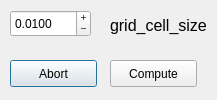
Before: the Qt Designer form src/gui/voxel_grid_dialog.ui in SimpleTree/simpleTree, drawn with Qt 5.
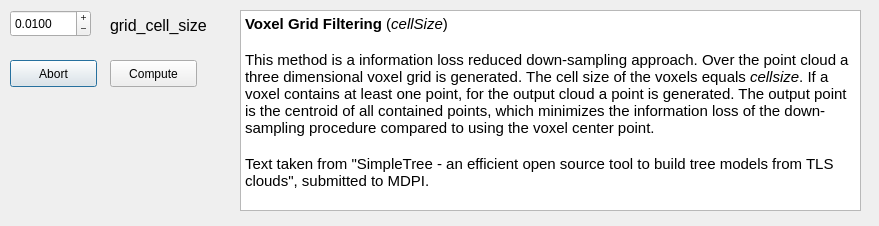
After: the same form once the commit is applied.

```diff
--- a/src/gui/voxel_grid_dialog.ui
+++ b/src/gui/voxel_grid_dialog.ui
@@ -6,8 +6,8 @@
    <rect>
     <x>0</x>
     <y>0</y>
-    <width>217</width>
-    <height>100</height>
+    <width>879</width>
+    <height>226</height>
    </rect>
   </property>
   <property name="windowTitle">
@@ -88,6 +88,27 @@
     <set>Qt::AlignLeading|Qt::AlignLeft|Qt::AlignVCenter</set>
    </property>
   </widget>
+  <widget class="QTextBrowser" name="textBrowser">
+   <property name="geometry">
+    <rect>
+     <x>240</x>
+     <y>10</y>
+     <width>621</width>
+     <height>201</height>
+    </rect>
+   </property>
+   <property name="html">
+    <string>&lt;!DOCTYPE HTML PUBLIC &quot;-//W3C//DTD HTML 4.0//EN&quot; &quot;http://www.w3.org/TR/REC-html40/strict.dtd&quot;&gt;
+&lt;html&gt;&lt;head&gt;&lt;meta name=&quot;qrichtext&quot; content=&quot;1&quot; /&gt;&lt;style type=&quot;text/css&quot;&gt;
+p, li { white-space: pre-wrap; }
+&lt;/style&gt;&lt;/head&gt;&lt;body style=&quot; font-family:'Ubuntu'; font-size:11pt; font-weight:400; font-style:normal;&quot;&gt;
+&lt;p style=&quot; margin-top:0px; margin-bottom:0px; margin-left:0px; margin-right:0px; -qt-block-indent:0; text-indent:0px;&quot;&gt;&lt;span style=&quot; font-weight:600;&quot;&gt;Voxel Grid Filtering&lt;/span&gt; (&lt;span style=&quot; font-style:italic;&quot;&gt;cellSize&lt;/span&gt;)&lt;/p&gt;
+&lt;p style=&quot;-qt-paragraph-type:empty; margin-top:0px; margin-bottom:0px; margin-left:0px; margin-right:0px; -qt-block-indent:0; text-indent:0px;&quot;&gt;&lt;br /&gt;&lt;/p&gt;
+&lt;p style=&quot; margin-top:0px; margin-bottom:0px; margin-left:0px; margin-right:0px; -qt-block-indent:0; text-indent:0px;&quot;&gt;This method is a information loss reduced down-sampling approach. Over the point cloud a three dimensional voxel grid is generated. The cell size of the voxels equals &lt;span style=&quot; font-style:italic;&quot;&gt;cellsize&lt;/span&gt;. If a voxel contains at least one point, for the output cloud a point is generated. The output point is the centroid of all contained points, which minimizes the information loss of the down-sampling procedure compared to using the voxel center point.&lt;/p&gt;
+&lt;p style=&quot;-qt-paragraph-type:empty; margin-top:0px; margin-bottom:0px; margin-left:0px; margin-right:0px; -qt-block-indent:0; text-indent:0px;&quot;&gt;&lt;br /&gt;&lt;/p&gt;
+&lt;p style=&quot; margin-top:0px; margin-bottom:0px; margin-left:0px; margin-right:0px; -qt-block-indent:0; text-indent:0px;&quot;&gt;Text taken from &amp;quot;SimpleTree - an efficient open source tool to build tree models from TLS clouds&amp;quot;, submitted to MDPI.&lt;/p&gt;&lt;/body&gt;&lt;/html&gt;</string>
+   </property>
+  </widget>
  </widget>
  <resources/>
  <connections/>
```
